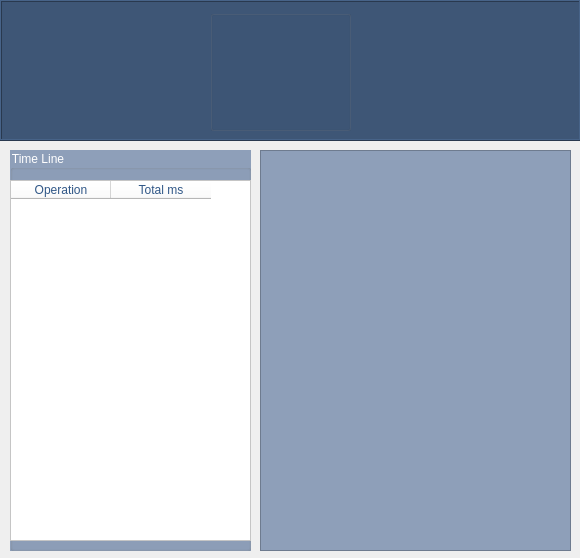
First picture: the form in resultdialog.ui, repository RTOSkit/SQLiteTest, before the edit.
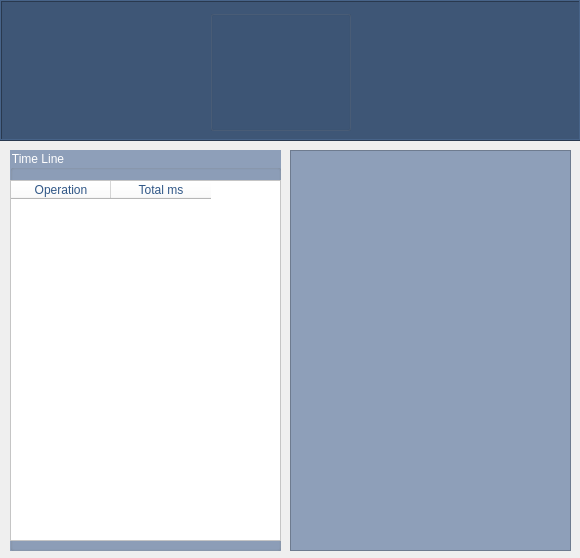
Second picture: the form after the edit. Icons and pictures are not drawn.

```diff
--- a/resultdialog.ui
+++ b/resultdialog.ui
@@ -10,6 +10,18 @@
     <height>558</height>
    </rect>
   </property>
+  <property name="minimumSize">
+   <size>
+    <width>580</width>
+    <height>558</height>
+   </size>
+  </property>
+  <property name="maximumSize">
+   <size>
+    <width>580</width>
+    <height>558</height>
+   </size>
+  </property>
   <property name="windowTitle">
    <string>SQLiteTest - Results</string>
   </property>
@@ -21,7 +33,7 @@
     <rect>
      <x>10</x>
      <y>150</y>
-     <width>241</width>
+     <width>271</width>
      <height>401</height>
     </rect>
    </property>
@@ -44,14 +56,20 @@
     <bool>false</bool>
    </property>
    <widget class="QTableWidget" name="tableTL">
+    <property name="enabled">
+     <bool>true</bool>
+    </property>
     <property name="geometry">
      <rect>
       <x>0</x>
       <y>30</y>
-      <width>241</width>
+      <width>271</width>
       <height>361</height>
      </rect>
     </property>
+    <property name="autoFillBackground">
+     <bool>true</bool>
+    </property>
     <property name="styleSheet">
      <string notr="true">background-color: rgb(255, 255, 255);
 color: rgb(48, 87, 135);</string>
@@ -59,6 +77,18 @@
     <property name="horizontalScrollBarPolicy">
      <enum>Qt::ScrollBarAlwaysOff</enum>
     </property>
+    <property name="editTriggers">
+     <set>QAbstractItemView::NoEditTriggers</set>
+    </property>
+    <property name="alternatingRowColors">
+     <bool>true</bool>
+    </property>
+    <property name="textElideMode">
+     <enum>Qt::ElideMiddle</enum>
+    </property>
+    <property name="cornerButtonEnabled">
+     <bool>false</bool>
+    </property>
     <attribute name="horizontalHeaderDefaultSectionSize">
      <number>100</number>
     </attribute>
@@ -549,9 +579,9 @@
   <widget class="QPlainTextEdit" name="pteResult">
    <property name="geometry">
     <rect>
-     <x>260</x>
+     <x>290</x>
      <y>150</y>
-     <width>311</width>
+     <width>281</width>
      <height>401</height>
     </rect>
    </property>
```
